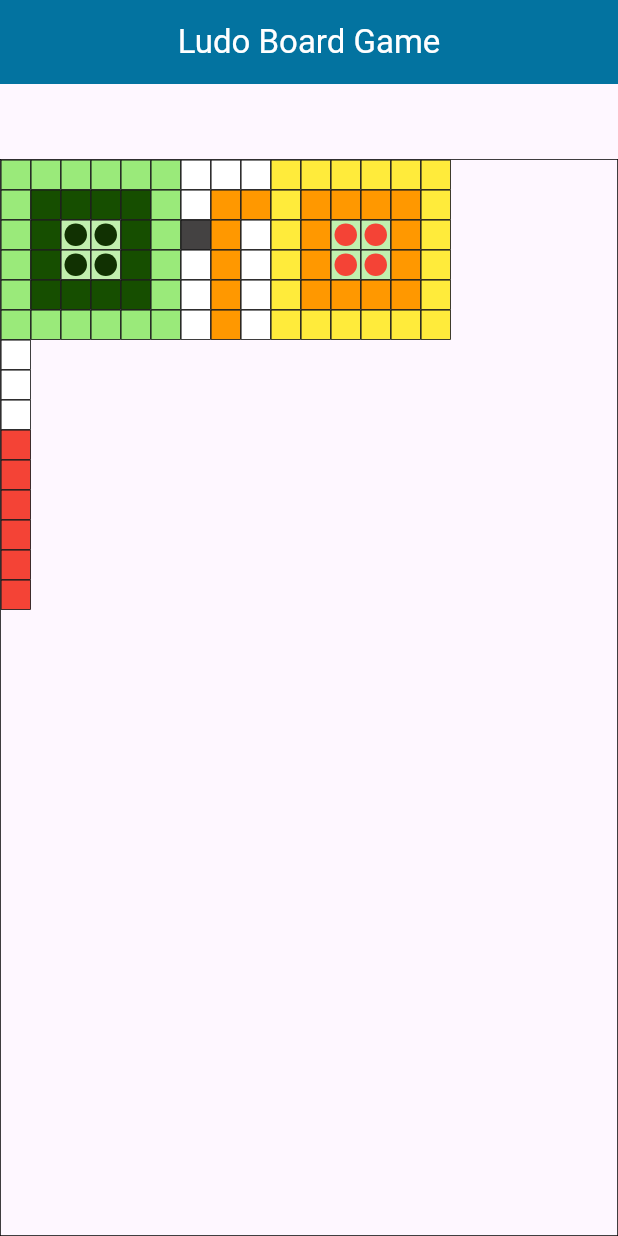
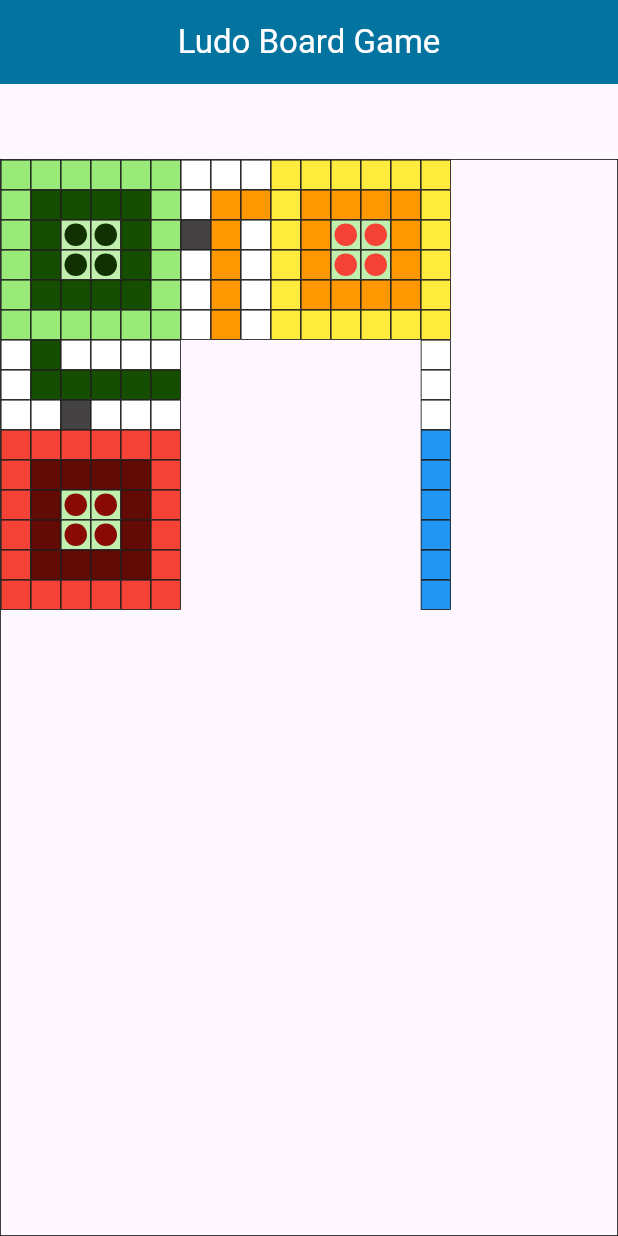
Before and after one commit to SoftwareDeveloper-flutter/ludo_board, a Flutter app: the screen it shows after launch, on a phone screen of 412 x 824 dp. Run offline on Flutter 3.47's test engine with Material 3 defaults, Android fonts, the phone set to English and light mode, and no system bars.

Commit message:
red box side done

```diff
--- a/lib/main.dart
+++ b/lib/main.dart
@@ -58,6 +58,15 @@
                  customWidget(const Color.fromARGB(255, 22, 78, 0)),
                   customWidget(const Color.fromARGB(255, 22, 78, 0)),
                   customWidget(const Color.fromARGB(255, 154, 234, 122)),
+                   customWidget(const Color.fromARGB(255, 22, 78, 0)),
+                customWidget(const Color.fromARGB(255, 22, 78, 0)),
+                   customWidget(Colors.white),
+                customWidget(Colors.red),
+                 customWidget(const Color.fromARGB(255, 98, 10, 4)),
+                 customWidget(const Color.fromARGB(255, 98, 10, 4)),
+                 customWidget(const Color.fromARGB(255, 98, 10, 4)),
+                 customWidget(const Color.fromARGB(255, 98, 10, 4)),
+                 customWidget(Colors.red),
               ],
 
             ), Column(
@@ -68,6 +77,15 @@
                 customCircleWidget(const Color.fromARGB(255, 193, 240, 174),const Color.fromARGB(255, 17, 49, 2)),
                   customWidget(const Color.fromARGB(255, 22, 78, 0)),
                     customWidget(const Color.fromARGB(255, 154, 234, 122)),
+                     customWidget(Colors.white),
+                customWidget(const Color.fromARGB(255, 22, 78, 0)),
+                     customWidget(const Color.fromARGB(255, 68, 66, 66)),
+                   customWidget(Colors.red),
+                   customWidget(const Color.fromARGB(255, 98, 10, 4)),
+                      customCircleWidget(const Color.fromARGB(255, 193, 240, 174),const Color.fromARGB(255, 137, 9, 5)),
+                  customCircleWidget(const Color.fromARGB(255, 193, 240, 174),const Color.fromARGB(255, 137, 9, 5)),
+                    customWidget(const Color.fromARGB(255, 98, 10, 4)),
+                 customWidget(Colors.red),
               ],
 
             ), Column(
@@ -78,6 +96,15 @@
                   customCircleWidget(const Color.fromARGB(255, 193, 240, 174),const Color.fromARGB(255, 17, 49, 2)),
                   customWidget(const Color.fromARGB(255, 22, 78, 0)),
                     customWidget(const Color.fromARGB(255, 154, 234, 122)),
+                       customWidget(Colors.white),
+                customWidget(const Color.fromARGB(255, 22, 78, 0)),
+                    customWidget(Colors.white),
+                        customWidget(Colors.red),
+                        customWidget(const Color.fromARGB(255, 98, 10, 4)),
+                          customCircleWidget(const Color.fromARGB(255, 193, 240, 174),const Color.fromARGB(255, 137, 9, 5)),
+                  customCircleWidget(const Color.fromARGB(255, 193, 240, 174),const Color.fromARGB(255, 137, 9, 5)),
+                   customWidget(const Color.fromARGB(255, 98, 10, 4)),
+                 customWidget(Colors.red),
               ],
 
             ),Column(
@@ -88,6 +115,15 @@
                 customWidget(const Color.fromARGB(255, 22, 78, 0)),
                   customWidget(const Color.fromARGB(255, 22, 78, 0)),
                     customWidget(const Color.fromARGB(255, 154, 234, 122)),
+                       customWidget(Colors.white),
+                customWidget(const Color.fromARGB(255, 22, 78, 0)),
+                 customWidget(Colors.white),
+                        customWidget(Colors.red),
+                             customWidget(const Color.fromARGB(255, 98, 10, 4)),
+                 customWidget(const Color.fromARGB(255, 98, 10, 4)),
+                 customWidget(const Color.fromARGB(255, 98, 10, 4)),
+                 customWidget(const Color.fromARGB(255, 98, 10, 4)),
+                 customWidget(Colors.red),
               ],
 
             ),
@@ -99,6 +135,15 @@
                customWidget(const Color.fromARGB(255, 154, 234, 122)),
                customWidget(const Color.fromARGB(255, 154, 234, 122)),
                customWidget(const Color.fromARGB(255, 154, 234, 122)),
+                  customWidget(Colors.white),
+                customWidget(const Color.fromARGB(255, 22, 78, 0)),
+                 customWidget(Colors.white),
+                        customWidget(Colors.red),
+                        customWidget(Colors.red),
+                        customWidget(Colors.red),
+                        customWidget(Colors.red),
+                        customWidget(Colors.red),
+                        customWidget(Colors.red),
               ],
 
             ),
@@ -197,6 +242,15 @@
                customWidget(Colors.yellow),
                customWidget(Colors.yellow),
                customWidget(Colors.yellow),
+                customWidget(Colors.white),
+              customWidget(Colors.white),
+              customWidget(Colors.white),
+              customWidget(Colors.blue),
+              customWidget(Colors.blue),
+              customWidget(Colors.blue),
+              customWidget(Colors.blue),
+              customWidget(Colors.blue),
+              customWidget(Colors.blue),
               ],
 
             ),
```
